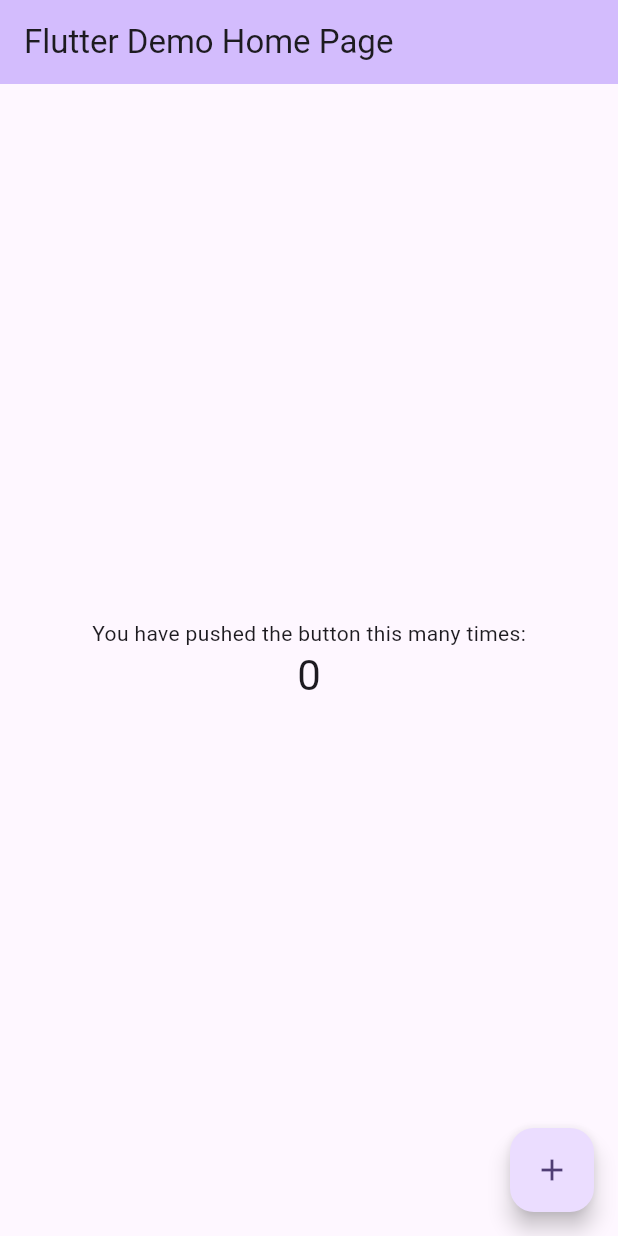
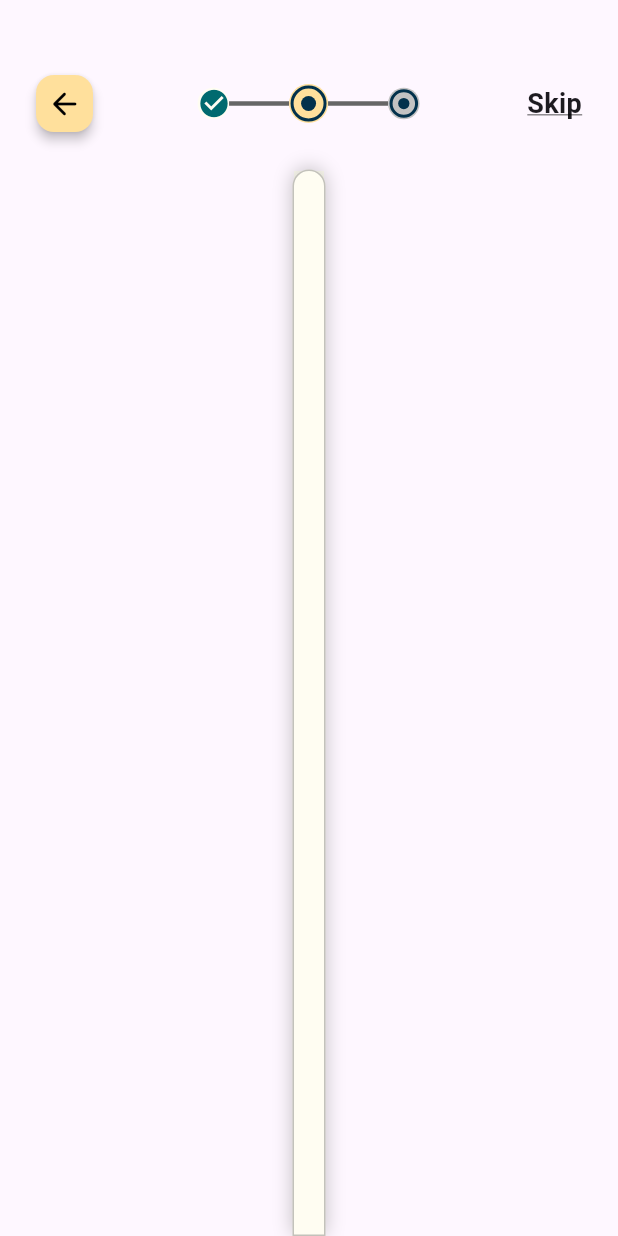
Before and after one commit to moayyad24/old_but_gold, a Flutter app: the screen it shows after launch, on a phone screen of 412 x 824 dp. Run offline on Flutter 3.47's test engine with Material 3 defaults, Android fonts, the phone set to English and light mode, and no system bars.

Commit message:
finish auth app bar

```diff
--- /dev/null
+++ b/lib/core/theme/app_colors.dart
@@ -0,0 +1,12 @@
+import 'package:flutter/widgets.dart';
+
+class AppColors {
+  static const Color black = Color(0xFF000000);
+  static const Color whiteFFFDF2 = Color(0xFFFFFDF2);
+  static const Color greyC2C2C2 = Color(0xFFC2C2C2);
+  static const Color greyB7B7B7 = Color(0xFFB7B7B7);
+  static const Color green006A6F = Color(0xFF006A6F);
+  static const Color darkGrey666666 = Color(0xFF666666);
+  static const Color darkBlue02314C = Color(0xFF02314C);
+  static const Color mainFFE09C = Color(0xFFFFE09C);
+}
--- /dev/null
+++ b/lib/core/widgets/app_back_button.dart
@@ -0,0 +1,26 @@
+import 'package:flutter/material.dart';
+import 'package:old_but_gold/core/theme/app_colors.dart';
+
+class AppBackButton extends StatelessWidget {
+  const AppBackButton({super.key});
+
+  @override
+  Widget build(BuildContext context) {
+    return SizedBox(
+      width: 38,
+      height: 38,
+      child: ElevatedButton(
+        onPressed: () {},
+        style: ElevatedButton.styleFrom(
+          backgroundColor: AppColors.mainFFE09C,
+          elevation: 3,
+          padding: EdgeInsets.zero,
+          shape: RoundedRectangleBorder(
+            borderRadius: BorderRadius.circular(12),
+          ),
+        ),
+        child: Icon(Icons.arrow_back_rounded, size: 24, color: AppColors.black),
+      ),
+    );
+  }
+}
--- /dev/null
+++ b/lib/features/auth/ui/login_screen.dart
@@ -0,0 +1,24 @@
+import 'package:flutter/material.dart';
+import 'package:old_but_gold/features/auth/ui/widgets/auth_app_bar.dart';
+import 'package:old_but_gold/features/auth/ui/widgets/content_area.dart';
+import 'package:old_but_gold/features/auth/ui/widgets/custom_stepper.dart';
+
+class LoginScreen extends StatelessWidget {
+  const LoginScreen({super.key});
+
+  @override
+  Widget build(BuildContext context) {
+    return Scaffold(
+      body: Column(
+        children: [
+          AuthAppBar(
+            stepper: CustomStepper(
+              dots: [DotState.completed, DotState.current, DotState.next],
+            ),
+          ),
+          ContentArea(child: Column()),
+        ],
+      ),
+    );
+  }
+}
--- /dev/null
+++ b/lib/features/auth/ui/widgets/auth_app_bar.dart
@@ -0,0 +1,31 @@
+import 'package:flutter/material.dart';
+import 'package:old_but_gold/core/widgets/app_back_button.dart';
+
+class AuthAppBar extends StatelessWidget {
+  final Widget stepper;
+  const AuthAppBar({super.key, required this.stepper});
+
+  @override
+  Widget build(BuildContext context) {
+    return Padding(
+      padding: const EdgeInsets.only(top: 50, left: 24, right: 24),
+      child: Row(
+        mainAxisAlignment: MainAxisAlignment.spaceBetween,
+        children: [
+          AppBackButton(),
+          stepper,
+          Text(
+            'Skip',
+            style: TextStyle(
+              fontSize: 18,
+              fontWeight: FontWeight.w700,
+              decoration: TextDecoration.underline,
+              decorationColor: Colors.black,
+              decorationThickness: 0.5,
+            ),
+          ),
+        ],
+      ),
+    );
+  }
+}
--- /dev/null
+++ b/lib/features/auth/ui/widgets/content_area.dart
@@ -0,0 +1,41 @@
+import 'package:flutter/material.dart';
+import 'package:old_but_gold/core/theme/app_colors.dart';
+
+class ContentArea extends StatelessWidget {
+  final bool addPadding;
+  final Widget child;
+  const ContentArea({super.key, this.addPadding = true, required this.child});
+
+  @override
+  Widget build(BuildContext context) {
+    return Expanded(
+      child: Padding(
+        padding: const EdgeInsets.only(top: 25),
+        child: Container(
+          decoration: BoxDecoration(
+            color: AppColors.whiteFFFDF2,
+            borderRadius: const BorderRadius.vertical(top: Radius.circular(34)),
+            border: Border.all(color: AppColors.darkGrey666666.withAlpha(100)),
+            boxShadow: [
+              BoxShadow(
+                color: AppColors.darkGrey666666.withAlpha(100),
+                blurRadius: 10, // Adjust blur
+                spreadRadius: 0, // Adjust spread
+                offset: Offset(0, -1), // This controls direction (x, y)
+              ),
+            ],
+          ),
+          clipBehavior: Clip.hardEdge,
+          child: Ink(
+            decoration: BoxDecoration(color: AppColors.whiteFFFDF2),
+            padding:
+                addPadding
+                    ? EdgeInsets.only(top: 10, left: 10, right: 10)
+                    : EdgeInsets.zero,
+            child: child,
+          ),
+        ),
+      ),
+    );
+  }
+}
--- /dev/null
+++ b/lib/features/auth/ui/widgets/custom_stepper.dart
@@ -0,0 +1,44 @@
+import 'package:flutter/material.dart';
+import 'package:old_but_gold/core/theme/app_colors.dart';
+import 'package:old_but_gold/features/auth/ui/widgets/steps_dots.dart';
+
+enum DotState { completed, current, next }
+
+class CustomStepper extends StatelessWidget {
+  final List<DotState> dots;
+
+  const CustomStepper({super.key, required this.dots});
+
+  @override
+  Widget build(BuildContext context) {
+    return SizedBox(
+      width: 150,
+      height: 30,
+      child: Expanded(
+        child: ListView.separated(
+          scrollDirection: Axis.horizontal,
+          itemCount: dots.length,
+          separatorBuilder:
+              (context, index) => SizedBox(
+                width: 40,
+                child: Divider(
+                  thickness: 3,
+                  height: 27,
+                  color: AppColors.darkGrey666666,
+                ),
+              ),
+          itemBuilder: (context, index) {
+            switch (dots[index]) {
+              case DotState.completed:
+                return CompletedDot();
+              case DotState.current:
+                return StepDot(size: 26, color: AppColors.mainFFE09C);
+              case DotState.next:
+                return StepDot(size: 21, color: AppColors.greyC2C2C2);
+            }
+          },
+        ),
+      ),
+    );
+  }
+}
--- /dev/null
+++ b/lib/features/auth/ui/widgets/steps_dots.dart
@@ -0,0 +1,56 @@
+import 'package:flutter/material.dart';
+import 'package:old_but_gold/core/theme/app_colors.dart';
+
+class StepDot extends StatelessWidget {
+  final double size;
+  final Color color;
+
+  const StepDot({super.key, required this.size, required this.color});
+
+  @override
+  Widget build(BuildContext context) {
+    return Container(
+      width: size,
+      height: size,
+      decoration: BoxDecoration(
+        color: color, // Background
+        shape: BoxShape.circle,
+      ),
+      child: Container(
+        margin: EdgeInsets.all(1),
+        decoration: BoxDecoration(
+          shape: BoxShape.circle,
+          border: Border.all(color: AppColors.darkBlue02314C, width: 2),
+        ),
+        child: Center(
+          child: Container(
+            width: size / 2 - 3,
+            height: size / 2 - 3,
+            decoration: BoxDecoration(
+              shape: BoxShape.circle,
+              color: AppColors.darkBlue02314C,
+            ),
+          ),
+        ),
+      ),
+    );
+  }
+}
+
+class CompletedDot extends StatelessWidget {
+  const CompletedDot({super.key});
+  @override
+  Widget build(BuildContext context) {
+    return Container(
+      width: 21,
+      height: 21,
+      padding: EdgeInsets.zero,
+      alignment: Alignment.center,
+      decoration: BoxDecoration(
+        color: AppColors.whiteFFFDF2, // Background
+        shape: BoxShape.circle,
+      ),
+      child: Icon(Icons.check_circle, size: 22, color: AppColors.green006A6F),
+    );
+  }
+}
--- a/lib/main.dart
+++ b/lib/main.dart
@@ -1,68 +1,21 @@
 import 'package:flutter/material.dart';
+import 'package:old_but_gold/features/auth/ui/login_screen.dart';
 
 void main() {
-  runApp(const MyApp());
+  runApp(const OldButGold());
 }
 
-class MyApp extends StatelessWidget {
-  const MyApp({super.key});
+class OldButGold extends StatelessWidget {
+  const OldButGold({super.key});
 
-  // This widget is the root of your application.
   @override
   Widget build(BuildContext context) {
     return MaterialApp(
-      title: 'Flutter Demo',
+      title: 'OBG',
       theme: ThemeData(
         colorScheme: ColorScheme.fromSeed(seedColor: Colors.deepPurple),
       ),
-      home: const MyHomePage(title: 'Flutter Demo Home Page'),
+      home: LoginScreen(),
     );
   }
 }
-
-class MyHomePage extends StatefulWidget {
-  const MyHomePage({super.key, required this.title});
-
-  final String title;
-
-  @override
-  State<MyHomePage> createState() => _MyHomePageState();
-}
-
-class _MyHomePageState extends State<MyHomePage> {
-  int _counter = 0;
-
-  void _incrementCounter() {
-    setState(() {
-      _counter++;
-    });
-  }
-
-  @override
-  Widget build(BuildContext context) {
-    return Scaffold(
-      appBar: AppBar(
-        backgroundColor: Theme.of(context).colorScheme.inversePrimary,
-
-        title: Text(widget.title),
-      ),
-      body: Center(
-        child: Column(
-          mainAxisAlignment: MainAxisAlignment.center,
-          children: <Widget>[
-            const Text('You have pushed the button this many times:'),
-            Text(
-              '$_counter',
-              style: Theme.of(context).textTheme.headlineMedium,
-            ),
-          ],
-        ),
-      ),
-      floatingActionButton: FloatingActionButton(
-        onPressed: _incrementCounter,
-        tooltip: 'Increment',
-        child: const Icon(Icons.add),
-      ),
-    );
-  }
-}
```
Also changed, not shown: 1 other file.
